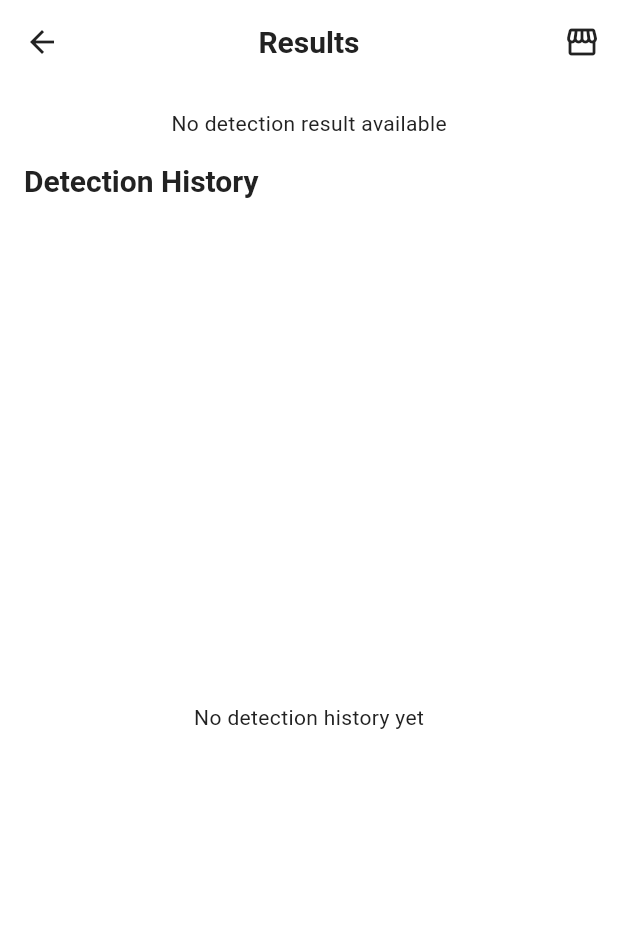
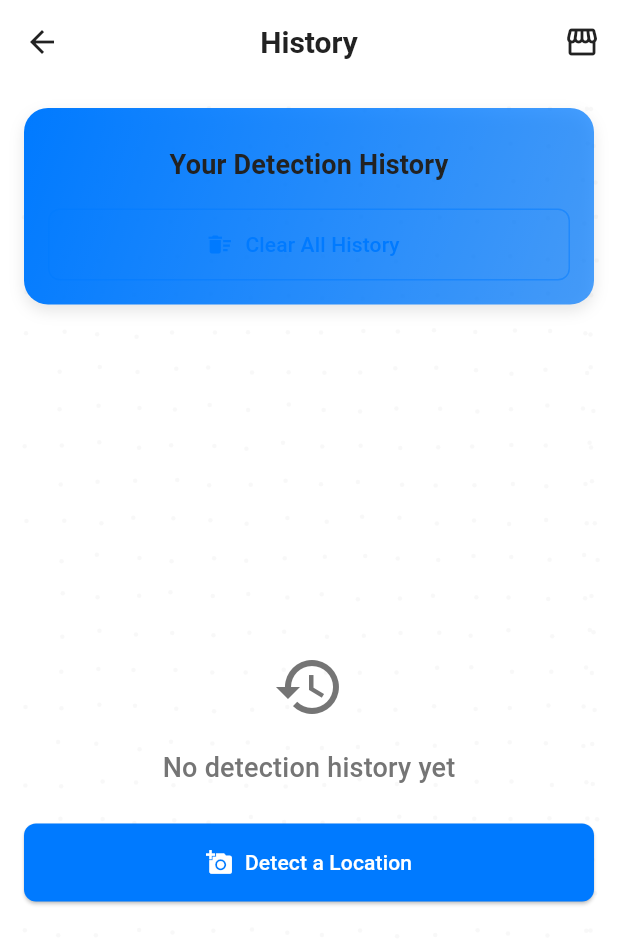
Before and after one commit to iderasyh/whereshot, a Flutter app: the screen it shows after launch, after a tap on the "history" icon, on a phone screen of 412 x 824 dp. Shown: the top 944 px of the screen. Run offline on Flutter 3.47's test engine with Material 3 defaults, Android fonts, the phone set to English and light mode, and no system bars; our stand-ins replace cached_network_image, cloud_firestore, dio, envied, firebase_core, firebase_storage and 7 more; missing offline and left inert: purchases_flutter; accounts and stored records are empty; generated files the repository leaves out were written again.

Commit message:
Added history screen

```diff
--- a/lib/router/app_router.dart
+++ b/lib/router/app_router.dart
@@ -1,5 +1,6 @@
 import 'package:flutter/material.dart';
 import 'package:go_router/go_router.dart';
+import 'package:whereshot/screens/history_screen.dart';
 import 'package:whereshot/screens/home_screen.dart';
 import 'package:whereshot/screens/result_screen.dart';
 import 'package:whereshot/screens/store_screen.dart';
@@ -8,6 +9,7 @@ enum AppRoute {
   home,
   result,
   store,
+  history,
 }
 
 extension AppRouteExtension on AppRoute {
@@ -19,6 +21,8 @@ extension AppRouteExtension on AppRoute {
         return '/result';
       case AppRoute.store:
         return '/store';
+      case AppRoute.history:
+        return '/history';
     }
   }
 
@@ -49,6 +53,11 @@ class AppRouter {
         name: AppRoute.store.name,
         builder: (context, state) => const StoreScreen(),
       ),
+      GoRoute(
+        path: AppRoute.history.path,
+        name: AppRoute.history.name,
+        builder: (context, state) => const HistoryScreen(),
+      ),
     ],
     errorBuilder: (context, state) => Scaffold(
       body: Center(
--- /dev/null
+++ b/lib/screens/history_screen.dart
@@ -0,0 +1,504 @@
+import 'dart:math' as math;
+
+import 'package:flutter/material.dart';
+import 'package:flutter_riverpod/flutter_riverpod.dart';
+import 'package:go_router/go_router.dart';
+import 'package:google_maps_flutter/google_maps_flutter.dart';
+
+import '../models/detection_result.dart';
+import '../providers/history_provider.dart';
+import '../router/app_router.dart';
+import '../theme/app_theme.dart';
+import '../widgets/async_value_widget.dart';
+import '../widgets/custom_app_bar.dart';
+import '../widgets/detection_card.dart';
+import '../widgets/map_view.dart';
+
+class HistoryScreen extends ConsumerStatefulWidget {
+  const HistoryScreen({super.key});
+
+  @override
+  ConsumerState<HistoryScreen> createState() => _HistoryScreenState();
+}
+
+class _HistoryScreenState extends ConsumerState<HistoryScreen>
+    with SingleTickerProviderStateMixin {
+  late AnimationController _animationController;
+  DetectionResult? _selectedDetection;
+
+  @override
+  void initState() {
+    super.initState();
+    _animationController = AnimationController(
+      vsync: this,
+      duration: const Duration(milliseconds: 800),
+    )..forward();
+
+    // Refresh history when screen loads
+    WidgetsBinding.instance.addPostFrameCallback((_) {
+      ref.invalidate(historyNotifierProvider);
+    });
+  }
+
+  @override
+  void dispose() {
+    _animationController.dispose();
+    super.dispose();
+  }
+
+  void _clearAllHistory() async {
+    final shouldClear = await showDialog<bool>(
+      context: context,
+      builder: (context) => AlertDialog(
+        title: const Text('Clear History'),
+        content: const Text('This will delete all your detection history. This action cannot be undone.'),
+        actions: [
+          TextButton(
+            onPressed: () => Navigator.of(context).pop(false),
+            child: const Text('CANCEL'),
+          ),
+          TextButton(
+            onPressed: () => Navigator.of(context).pop(true),
+            child: const Text('CLEAR ALL'),
+          ),
+        ],
+      ),
+    );
+
+    if (shouldClear == true && mounted) {
+      await ref.read(historyNotifierProvider.notifier).clearHistory();
+      setState(() {
+        _selectedDetection = null;
+      });
+    }
+  }
+
+  @override
+  Widget build(BuildContext context) {
+    final historyAsync = ref.watch(historyNotifierProvider);
+
+    return Scaffold(
+      appBar: CustomAppBar(
+        title: 'History',
+        leading: AppTheme.adaptiveWidget(
+          context: context,
+          material: IconButton(
+            icon: const Icon(Icons.arrow_back),
+            onPressed: () => context.goNamed(AppRoute.home.name),
+          ),
+          cupertino: IconButton(
+            icon: const Icon(Icons.arrow_back_ios_new),
+            onPressed: () => context.goNamed(AppRoute.home.name),
+          ),
+        ),
+        actions: [
+          IconButton(
+            icon: const Icon(Icons.storefront),
+            onPressed: () => context.goNamed(AppRoute.store.name),
+          ),
+        ],
+      ),
+      body: SafeArea(
+        child: Padding(
+          padding: const EdgeInsets.all(AppSpacing.m),
+          child: CustomPaint(
+            painter: PatternPainter(Theme.of(context).scaffoldBackgroundColor),
+            child: Column(
+              crossAxisAlignment: CrossAxisAlignment.stretch,
+              children: [
+                // Header with title and clear button
+                SlideTransition(
+                  position: Tween<Offset>(
+                    begin: const Offset(0, -0.2),
+                    end: Offset.zero,
+                  ).animate(
+                    CurvedAnimation(
+                      parent: _animationController,
+                      curve: Curves.easeOut,
+                    ),
+                  ),
+                  child: FadeTransition(
+                    opacity: _animationController,
+                    child: Container(
+                      padding: const EdgeInsets.all(AppSpacing.m),
+                      decoration: BoxDecoration(
+                        gradient: LinearGradient(
+                          colors: [
+                            Theme.of(context).colorScheme.primaryContainer,
+                            Theme.of(context).colorScheme.primaryContainer.withValues(alpha: 0.7),
+                          ],
+                          begin: Alignment.topLeft,
+                          end: Alignment.bottomRight,
+                        ),
+                        borderRadius: BorderRadius.circular(AppRadius.l),
+                        boxShadow: [
+                          BoxShadow(
+                            color: Colors.black.withValues(alpha: 0.1),
+                            blurRadius: 8,
+                            offset: const Offset(0, 4),
+                          ),
+                        ],
+                      ),
+                      child: Column(
+                        children: [
+                          const SizedBox(height: AppSpacing.s),
+                          Text(
+                            'Your Detection History',
+                            style: Theme.of(context).textTheme.titleMedium?.copyWith(
+                                  fontWeight: FontWeight.bold,
+                                ),
+                            textAlign: TextAlign.center,
+                          ),
+                          const SizedBox(height: AppSpacing.m),
+                          OutlinedButton.icon(
+                            onPressed: _clearAllHistory,
+                            icon: const Icon(Icons.delete_sweep),
+                            label: const Text('Clear All History'),
+                            style: OutlinedButton.styleFrom(
+                              side: BorderSide(
+                                color: Theme.of(context).colorScheme.primary.withValues(alpha: 0.5),
+                              ),
+                            ),
+                          ),
+                        ],
+                      ),
+                    ),
+                  ),
+                ),
+
+                const SizedBox(height: AppSpacing.l),
+
+                // Selected detection details
+                if (_selectedDetection != null)
+                  SlideTransition(
+                    position: Tween<Offset>(
+                      begin: const Offset(0, 0.2),
+                      end: Offset.zero,
+                    ).animate(
+                      CurvedAnimation(
+                        parent: _animationController,
+                        curve: Curves.easeOut,
+                      ),
+                    ),
+                    child: FadeTransition(
+                      opacity: _animationController,
+                      child: Container(
+                        margin: const EdgeInsets.only(bottom: AppSpacing.m),
+                        decoration: BoxDecoration(
+                          color: Theme.of(context).cardColor,
+                          borderRadius: BorderRadius.circular(AppRadius.l),
+                          boxShadow: [
+                            BoxShadow(
+                              color: Colors.black.withValues(alpha: 0.1),
+                              blurRadius: 8,
+                              offset: const Offset(0, 2),
+                            ),
+                          ],
+                        ),
+                        child: Column(
+                          crossAxisAlignment: CrossAxisAlignment.stretch,
+                          children: [
+                            Padding(
+                              padding: const EdgeInsets.all(AppSpacing.m),
+                              child: Row(
+                                children: [
+                                  Expanded(
+                                    child: Text(
+                                      'Selected Location',
+                                      style: Theme.of(context).textTheme.titleMedium?.copyWith(
+                                            fontWeight: FontWeight.bold,
+                                          ),
+                                    ),
+                                  ),
+                                  IconButton(
+                                    icon: const Icon(Icons.close),
+                                    onPressed: () {
+                                      setState(() {
+                                        _selectedDetection = null;
+                                      });
+                                    },
+                                  ),
+                                ],
+                              ),
+                            ),
+                            const Divider(height: 1),
+                            Padding(
+                              padding: const EdgeInsets.all(AppSpacing.m),
+                              child: Column(
+                                crossAxisAlignment: CrossAxisAlignment.start,
+                                children: [
+                                  Text(
+                                    _selectedDetection!.locationName,
+                                    style: const TextStyle(
+                                      fontSize: 18,
+                                      fontWeight: FontWeight.bold,
+                                    ),
+                                  ),
+                                  const SizedBox(height: AppSpacing.s),
+                                  if (_selectedDetection!.hasCoordinates)
+                                    Text(
+                                      'Coordinates: ${_selectedDetection!.latitude!.toStringAsFixed(4)}, ${_selectedDetection!.longitude!.toStringAsFixed(4)}',
+                                      style: TextStyle(
+                                        fontSize: 14,
+                                        color: AppColors.textGrey,
+                                      ),
+                                    ),
+                                  Text(
+                                    'Detected: ${_formatTimestamp(_selectedDetection!.timestamp)}',
+                                    style: TextStyle(
+                                      fontSize: 14,
+                                      color: AppColors.textGrey,
+                                    ),
+                                  ),
+                                ],
+                              ),
+                            ),
+                            if (_selectedDetection!.hasCoordinates)
+                              SizedBox(
+                                height: 200,
+                                child: ClipRRect(
+                                  borderRadius: const BorderRadius.only(
+                                    bottomLeft: AppRadius.radiusL,
+                                    bottomRight: AppRadius.radiusL,
+                                  ),
+                                  child: MapView(
+                                    initialPosition: LatLng(
+                                      _selectedDetection!.latitude!,
+                                      _selectedDetection!.longitude!,
+                                    ),
+                                    markers: {
+                                      Marker(
+                                        markerId: MarkerId(_selectedDetection!.id),
+                                        position: LatLng(
+                                          _selectedDetection!.latitude!,
+                                          _selectedDetection!.longitude!,
+                                        ),
+                                        infoWindow: InfoWindow(
+                                          title: _selectedDetection!.locationName,
+                                        ),
+                                      ),
+                                    },
+                                  ),
+                                ),
+                              ),
+                          ],
+                        ),
+                      ),
+                    ),
+                  ),
+
+                // History list
+                Expanded(
+                  child: AsyncValueWidget(
+                    value: historyAsync,
+                    loading: const Center(child: CircularProgressIndicator()),
+                    error: (error, stackTrace) => Center(
+                      child: Column(
+                        mainAxisSize: MainAxisSize.min,
+                        children: [
+                          const Icon(
+                            Icons.error_outline,
+                            color: AppColors.errorRed,
+                            size: 48,
+                          ),
+                          const SizedBox(height: AppSpacing.m),
+                          Text(
+                            'Failed to load history',
+                            style: Theme.of(context)
+                                .textTheme
+                                .titleMedium
+                                ?.copyWith(color: AppColors.errorRed),
+                          ),
+                          const SizedBox(height: AppSpacing.s),
+                          ElevatedButton(
+                            onPressed: () => ref.refresh(historyNotifierProvider),
+                            child: const Text('Retry'),
+                          ),
+                        ],
+                      ),
+                    ),
+                    data: (history) {
+                      if (history.isEmpty) {
+                        return Center(
+                          child: Column(
+                            mainAxisSize: MainAxisSize.min,
+                            children: [
+                              const Icon(
+                                Icons.history,
+                                color: AppColors.textGrey,
+                                size: 48,
+                              ),
+                              const SizedBox(height: AppSpacing.m),
+                              Text(
+                                'No detection history yet',
+                                style: Theme.of(context).textTheme.titleMedium?.copyWith(
+                                      color: AppColors.textGrey,
+                                    ),
+                              ),
+                              const SizedBox(height: AppSpacing.l),
+                              ElevatedButton.icon(
+                                onPressed: () => context.goNamed(AppRoute.home.name),
+                                icon: const Icon(Icons.add_a_photo),
+                                label: const Text('Detect a Location'),
+                                style: ElevatedButton.styleFrom(
+                                  backgroundColor: AppColors.accent,
+                                  foregroundColor: AppColors.white,
+                                  padding: const EdgeInsets.symmetric(
+                                    horizontal: AppSpacing.l,
+                                    vertical: AppSpacing.m,
+                                  ),
+                                ),
+                              ),
+                            ],
+                          ),
+                        );
+                      }
+
+                      return ListView.builder(
+                        itemCount: history.length,
+                        itemBuilder: (context, index) {
+                          final detection = history[index];
+                          final isSelected = _selectedDetection?.id == detection.id;
+
+                          final delay = index * 0.1;
+                          final slideAnimation = Tween<Offset>(
+                            begin: const Offset(0.3, 0),
+                            end: Offset.zero,
+                          ).animate(
+                            CurvedAnimation(
+                              parent: _animationController,
+                              curve: Interval(
+                                delay.clamp(0.0, 0.8),
+                                (delay + 0.2).clamp(0.0, 1.0),
+                                curve: Curves.easeOut,
+                              ),
+                            ),
+                          );
+
+                          final fadeAnimation = Tween<double>(
+                            begin: 0.0,
+                            end: 1.0,
+                          ).animate(
+                            CurvedAnimation(
+                              parent: _animationController,
+                              curve: Interval(
+                                delay.clamp(0.0, 0.8),
+                                (delay + 0.2).clamp(0.0, 1.0),
+                                curve: Curves.easeOut,
+                              ),
+                            ),
+                          );
+
+                          return FadeTransition(
+                            opacity: fadeAnimation,
+                            child: SlideTransition(
+                              position: slideAnimation,
+                              child: Padding(
+                                padding: const EdgeInsets.only(bottom: AppSpacing.m),
+                                child: GestureDetector(
+                                  onTap: () {
+                                    setState(() {
+                                      _selectedDetection = detection;
+                                    });
+                                  },
+                                  child: Container(
+                                    decoration: BoxDecoration(
+                                      border: isSelected
+                                          ? Border.all(
+                                              color: AppColors.accent,
+                                              width: 2.5,
+                                            )
+                                          : null,
+                                      borderRadius: BorderRadius.circular(AppRadius.l),
+                                    ),
+                                    child: DetectionCard(
+                                      detection: detection,
+                                      showActions: true,
+                                      onDelete: () async {
+                                        final shouldDelete = await showDialog<bool>(
+                                          context: context,
+                                          builder: (context) => AlertDialog(
+                                            title: const Text('Delete Item'),
+                                            content: const Text(
+                                                'Are you sure you want to delete this item from your history?'),
+                                            actions: [
+                                              TextButton(
+                                                onPressed: () => Navigator.of(context).pop(false),
+                                                child: const Text('CANCEL'),
+                                              ),
+                                              TextButton(
+                                                onPressed: () => Navigator.of(context).pop(true),
+                                                child: const Text('DELETE'),
+                                              ),
+                                            ],
+                                          ),
+                                        );
+
+                                        if (shouldDelete == true && mounted) {
+                                          await ref
+                                              .read(historyNotifierProvider.notifier)
+                                              .deleteResult(detection);
+
+                                          if (_selectedDetection?.id == detection.id) {
+                                            setState(() {
+                                              _selectedDetection = null;
+                                            });
+                                          }
+                                        }
+                                      },
+                                    ),
+                                  ),
+                                ),
+                              ),
+                            ),
+                          );
+                        },
+                      );
+                    },
+                  ),
+                ),
+              ],
+            ),
+          ),
+        ),
+      ),
+    );
+  }
+
+  String _formatTimestamp(DateTime timestamp) {
+    return '${timestamp.day}/${timestamp.month}/${timestamp.year} at '
+        '${timestamp.hour}:${timestamp.minute.toString().padLeft(2, '0')}';
+  }
+}
+
+class PatternPainter extends CustomPainter {
+  final Color backgroundColor;
+  final math.Random _random = math.Random();
+
+  PatternPainter(this.backgroundColor);
+
+  @override
+  void paint(Canvas canvas, Size size) {
+    // Draw background color first to ensure pattern is on top
+    canvas.drawRect(Offset.zero & size, Paint()..color = backgroundColor);
+
+    final paint = Paint()
+        ..color = AppColors.darkGrey.withValues(alpha: 0.03)
+        ..style = PaintingStyle.fill;
+
+    const spacing = 25.0;
+    const dotSize = 1.5;
+
+    for (double x = -spacing; x < size.width + spacing; x += spacing) {
+      for (double y = -spacing; y < size.height + spacing; y += spacing) {
+        final offsetX = (x + (_random.nextDouble() - 0.5) * 5) % (size.width + spacing);
+        final offsetY = (y + (_random.nextDouble() - 0.5) * 5) % (size.height + spacing);
+        canvas.drawCircle(Offset(offsetX, offsetY), dotSize, paint);
+      }
+    }
+  }
+
+  @override
+  bool shouldRepaint(covariant PatternPainter oldDelegate) =>
+      oldDelegate.backgroundColor != backgroundColor;
+}
--- a/lib/screens/home_screen.dart
+++ b/lib/screens/home_screen.dart
@@ -324,7 +324,7 @@ class _HomeAppBar extends StatelessWidget {
         IconButton(
           icon: const Icon(Icons.history_rounded, color: AppColors.darkGrey),
           tooltip: 'View History',
-          onPressed: () => context.goNamed(AppRoute.result.name),
+          onPressed: () => context.goNamed(AppRoute.history.name),
         ),
       ],
     );
--- a/lib/screens/store_screen.dart
+++ b/lib/screens/store_screen.dart
@@ -147,7 +147,7 @@ class _StoreScreenState extends ConsumerState<StoreScreen>
         actions: [
           IconButton(
             icon: const Icon(Icons.history),
-            onPressed: () => context.goNamed(AppRoute.result.name),
+            onPressed: () => context.goNamed(AppRoute.history.name),
           ),
         ],
       ),
```
